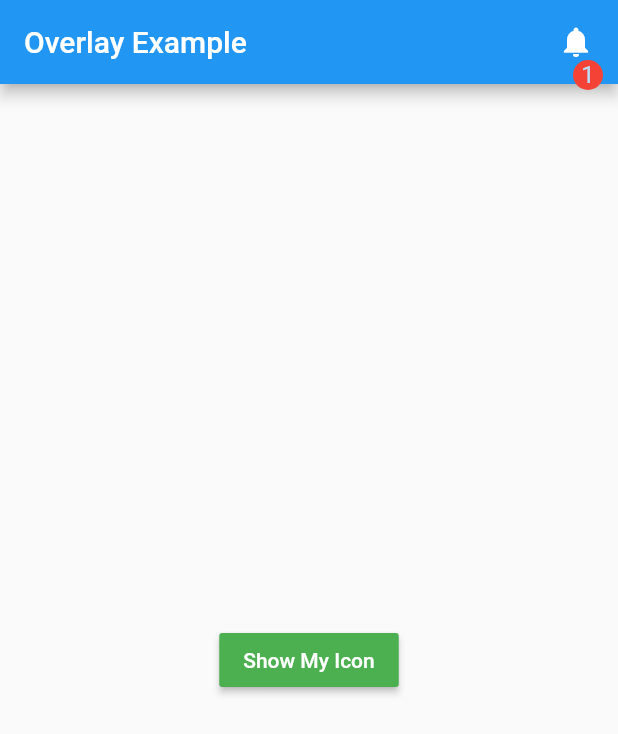
After one commit to iampawan/FlutterWidgets, a Flutter app: the screen it shows after launch, after a tap on "Show My Icon", on a phone screen of 412 x 824 dp. The commit adds this screen. Shown: the top 734 px of the screen. Run offline on Flutter 3.47's test engine with Material 2 defaults, Android fonts, the phone set to English and light mode, and no system bars; missing offline and left inert: flutter_webview_plugin, random_pk.

Commit message:
Episode 7 added - overlay widget

```diff
--- /dev/null
+++ b/lib/Episode7_Overlay/overlay_example.dart
@@ -0,0 +1,62 @@
+import 'dart:async';
+
+import 'package:flutter/material.dart';
+
+class OverlayExample extends StatelessWidget {
+  showOverlay(BuildContext context) async {
+    OverlayState overlayState = Overlay.of(context);
+    OverlayEntry overlayEntry = OverlayEntry(
+        builder: (context) => Positioned(
+              top: 40.0,
+              right: 10.0,
+              child: CircleAvatar(
+                radius: 10.0,
+                backgroundColor: Colors.red,
+                child: Text("1"),
+              ),
+            ));
+
+// OverlayEntry overlayEntry = OverlayEntry(
+//         builder: (context) => Positioned(
+//               top: MediaQuery.of(context).size.height / 2.0,
+//               width: MediaQuery.of(context).size.width / 2.0,
+//               child: CircleAvatar(
+//                 radius: 50.0,
+//                 backgroundColor: Colors.red,
+//                 child: Text("1"),
+//               ),
+//             ));
+    overlayState.insert(overlayEntry);
+
+    await Future.delayed(Duration(seconds: 2));
+
+    overlayEntry.remove();
+  }
+
+  @override
+  Widget build(BuildContext context) {
+    return Scaffold(
+      appBar: AppBar(
+        title: Text("Overlay Example"),
+        actions: <Widget>[
+          Padding(
+            padding: const EdgeInsets.all(16.0),
+            child: Icon(Icons.notifications),
+          )
+        ],
+      ),
+      body: Center(
+        child: RaisedButton(
+          onPressed: () {
+            showOverlay(context);
+          },
+          child: Text(
+            "Show My Icon",
+            style: TextStyle(color: Colors.white),
+          ),
+          color: Colors.green,
+        ),
+      ),
+    );
+  }
+}
--- a/lib/main.dart
+++ b/lib/main.dart
@@ -1,7 +1,7 @@
 import 'package:flutter/material.dart';
-import 'package:flutterwidgets/Episode5_DataTable/datatable_example.dart';
+import 'package:flutterwidgets/Episode7_Overlay/overlay_example.dart';
 
 void main() => runApp(MaterialApp(
-      home: Episode5(),
+      home: OverlayExample(),
       debugShowCheckedModeBanner: false,
     ));
```
Also changed, not shown: pubspec.lock, 4 other files.
